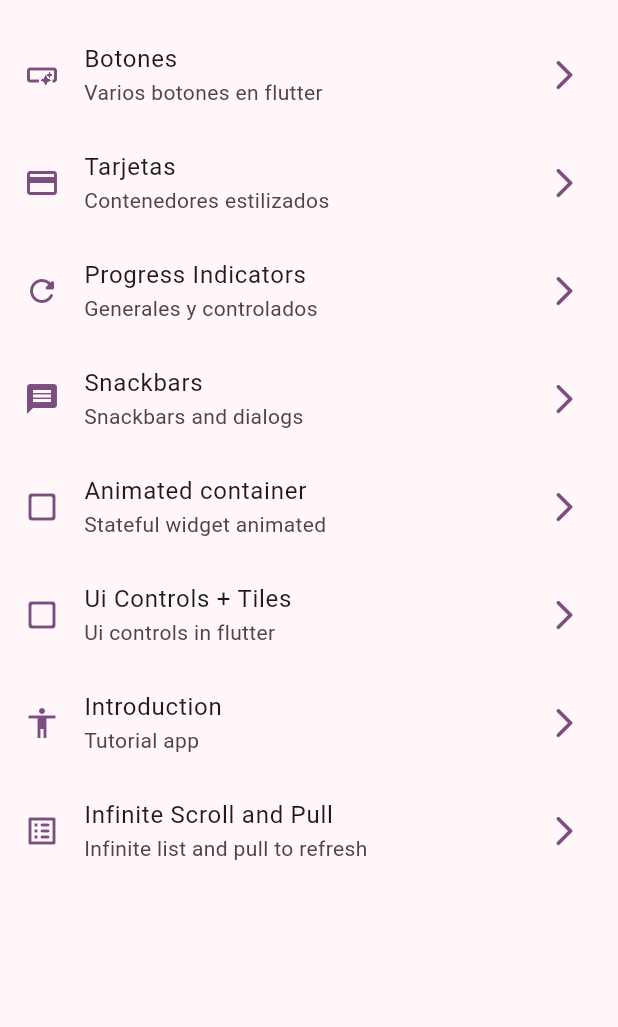
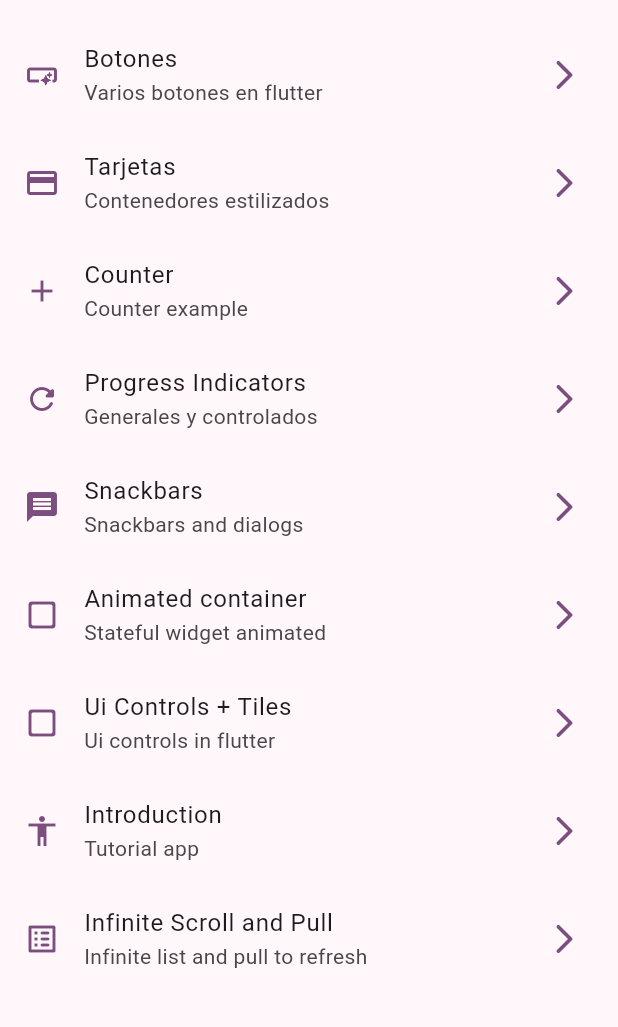
Before and after one commit to martinlprb23/widgets_app, a Flutter app: the screen it shows after launch, on a phone screen of 412 x 824 dp, the part 63-1090 px from its top. Run offline on Flutter 3.47's test engine with Material 3 defaults, Android fonts, the phone set to English and light mode, and no system bars; our stand-ins replace animate_do, go_router.

Commit message:
Add counter screen

```diff
--- a/lib/config/menu/menu_items.dart
+++ b/lib/config/menu/menu_items.dart
@@ -24,6 +24,11 @@ const appMenuItems = <MenuItem>[
       subTitle: "Contenedores estilizados",
       link: "/cards",
       icon: Icons.credit_card),
+  MenuItem(
+      title: "Counter",
+      subTitle: "Counter example",
+      link: "/counter",
+      icon: Icons.add),
   MenuItem(
       title: "Progress Indicators",
       subTitle: "Generales y controlados",
--- a/lib/config/router/app_router.dart
+++ b/lib/config/router/app_router.dart
@@ -16,6 +16,11 @@ final appRouter = GoRouter(initialLocation: "/", routes: [
     path: "/cards",
     name: CardsScreen.name,
     builder: (context, state) => const CardsScreen(),
+  ),
+  GoRoute(
+    path: "/counter",
+    name: CounterScreen.name,
+    builder: (context, state) => const CounterScreen(),
   ),
   GoRoute(
     path: "/progress",
--- /dev/null
+++ b/lib/ui/screens/counter/counter_screen.dart
@@ -0,0 +1,23 @@
+import 'package:flutter/material.dart';
+
+class CounterScreen extends StatelessWidget {
+  static const name = "counter_screen";
+  final int counter = 0;
+
+  const CounterScreen({super.key});
+
+  @override
+  Widget build(BuildContext context) {
+    return Scaffold(
+      appBar: AppBar(title: const Text("Counter screen")),
+      body: Center(
+        child: Text("Value: $counter",
+            style: Theme.of(context).textTheme.displayLarge),
+      ),
+      floatingActionButton: FloatingActionButton(
+        onPressed: () {},
+        child: const Icon(Icons.add),
+      ),
+    );
+  }
+}
--- a/lib/ui/screens/screens.dart
+++ b/lib/ui/screens/screens.dart
@@ -2,6 +2,7 @@ export 'package:widgets_app/ui/screens/animated/animated_screen.dart';
 export 'package:widgets_app/ui/screens/app_tutorial/app_tutorial_screen.dart';
 export 'package:widgets_app/ui/screens/buttons/buttons_screen.dart';
 export 'package:widgets_app/ui/screens/cards/cards_screen.dart';
+export 'package:widgets_app/ui/screens/counter/counter_screen.dart';
 export 'package:widgets_app/ui/screens/home/home_screen.dart';
 export 'package:widgets_app/ui/screens/infinite_scroll/infinite_scroll_screen.dart';
 export 'package:widgets_app/ui/screens/progress/progress_screen.dart';
```
